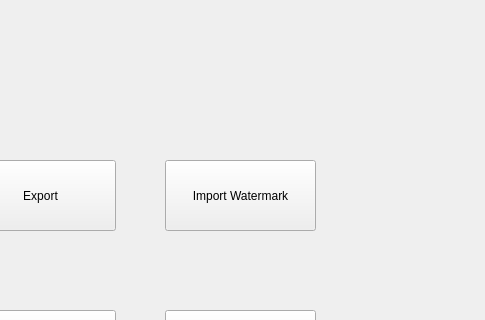
This is mainwindow.ui in brennanafrank/EasyDraft as Qt 5 draws it before an edit; both pictures show x 385 to 870 and y 0 to 320 of the 870 by 600 pixel window. The edited form follows.
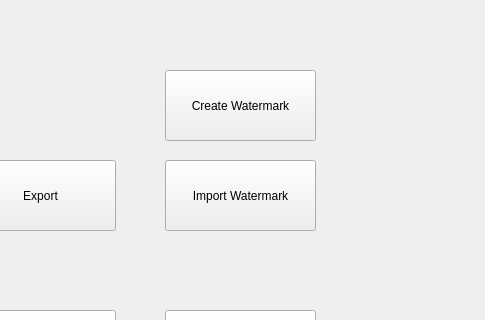
This is the edited form. Icons and pictures are not drawn.

The edit to the form file:
```diff
--- a/mainwindow.ui
+++ b/mainwindow.ui
@@ -359,6 +359,19 @@
        <string>Import Watermark</string>
       </property>
      </widget>
+     <widget class="QPushButton" name="createWaterMarkButton">
+      <property name="geometry">
+       <rect>
+        <x>550</x>
+        <y>70</y>
+        <width>151</width>
+        <height>71</height>
+       </rect>
+      </property>
+      <property name="text">
+       <string>Create Watermark</string>
+      </property>
+     </widget>
     </widget>
     <widget class="QWidget" name="viewDocument">
      <widget class="QTextBrowser" name="textBrowser">
```
